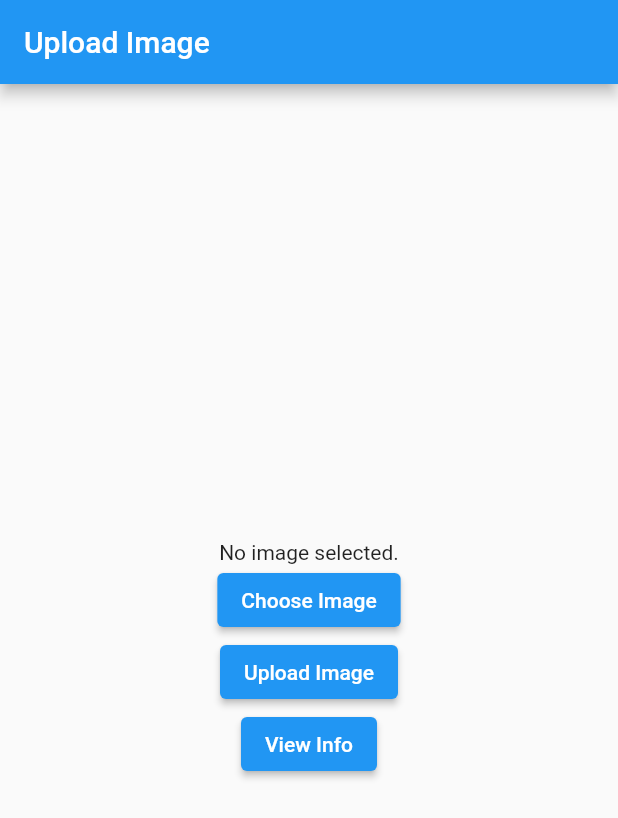
After one commit to ducbinhnguyennd/novaland, a Flutter app: the screen it shows after launch, after a tap on "Upload Image", on a phone screen of 412 x 824 dp. The commit adds this screen. Shown: the top 818 px of the screen. Run offline on Flutter 3.47's test engine with Material 2 defaults, Android fonts, the phone set to English and light mode, and no system bars; our stand-ins replace cached_network_image, carousel_slider, dio, flutter_secure_storage, fluttertoast, image_picker and 4 more; network calls fail; key blocks and very long unbroken strings in the code were emptied for the run.

Commit message:
update upload image

```diff
--- a/lib/main.dart
+++ b/lib/main.dart
@@ -8,6 +8,7 @@ import 'package:loginapp/main_screen.dart';
 import 'package:loginapp/routes.dart';
 import 'package:loginapp/screen_tk/taikhoan.dart';
 import 'package:loginapp/screens/splash_screen.dart';
+import 'package:loginapp/screens/test_upanh.dart';
 import 'package:shared_preferences/shared_preferences.dart';
 
 void main() async {
@@ -48,8 +49,8 @@ class MyApp extends StatelessWidget {
             }
             return false;
           },
-          child: SplashScreen(),
-          // child: TaikhoanScreen(),
+          // child: SplashScreen(),
+          child: UploadImageScreen(),
         ),
       ),
     );
--- /dev/null
+++ b/lib/screens/test_upanh.dart
@@ -0,0 +1,137 @@
+import 'dart:convert';
+import 'dart:io';
+import 'dart:typed_data';
+import 'package:flutter/material.dart';
+import 'package:dio/dio.dart';
+import 'package:image_picker/image_picker.dart';
+import 'package:loginapp/screens/hienthianh.dart';
+import 'package:image/image.dart' as img;
+
+class UploadImageScreen extends StatefulWidget {
+  @override
+  _UploadImageScreenState createState() => _UploadImageScreenState();
+}
+
+class _UploadImageScreenState extends State<UploadImageScreen> {
+  File? _imageFile;
+  final picker = ImagePicker();
+  final Dio _dio = Dio();
+
+  Future<void> _getImage() async {
+    final pickedFile = await picker.pickImage(source: ImageSource.gallery);
+
+    setState(() {
+      if (pickedFile != null) {
+        _imageFile = File(pickedFile.path);
+      }
+    });
+  }
+
+  Future<void> _uploadImage() async {
+    if (_imageFile == null) {
+      return;
+    }
+
+    // Giảm kích thước của ảnh trước khi chuyển đổi thành base64
+    Uint8List imageBytes = await _imageFile!.readAsBytes();
+    int quality = 1; // Điều chỉnh chất lượng ảnh theo ý muốn
+
+    // Sử dụng thư viện image để giảm kích thước ảnh
+    img.Image image = img.decodeImage(imageBytes)!;
+    List<int> compressedBytes = img.encodeJpg(image, quality: quality * 100);
+
+    Uint8List uint8List = Uint8List.fromList(compressedBytes);
+
+    // Sử dụng Uint8List trực tiếp
+    String base64Image = base64Encode(uint8List);
+
+    String uploadUrl =
+        'https://du-an-2023.vercel.app/postbaiviet/65646ca0d7a5053612d43992';
+
+    try {
+      var response = await _dio.post(
+        uploadUrl,
+        data: {'content': 'alo', 'image': base64Image},
+      );
+
+      if (response.statusCode == 200) {
+        // Handle the success case
+        print('Image uploaded successfully!');
+
+        // Hiển thị SnackBar sau khi upload thành công
+        ScaffoldMessenger.of(context).showSnackBar(
+          SnackBar(
+            content: Text('Image uploaded successfully!'),
+            duration: Duration(seconds: 2),
+          ),
+        );
+      } else {
+        // Handle the failure case
+        print('Failed to upload image. Status code: ${response.statusCode}');
+      }
+    } catch (e) {
+      // Handle the exception
+      print('Error uploading image: $e');
+    }
+  }
+
+  Future<void> _viewInfo() async {
+    if (_imageFile != null) {
+      Navigator.push(
+        context,
+        MaterialPageRoute(
+          builder: (context) => DisplayInfoScreen(),
+        ),
+      );
+    } else {
+      showDialog(
+        context: context,
+        builder: (context) {
+          return AlertDialog(
+            title: Text('No Image Selected'),
+            content: Text('Please choose an image before viewing info.'),
+            actions: <Widget>[
+              TextButton(
+                onPressed: () {
+                  Navigator.of(context).pop();
+                },
+                child: Text('OK'),
+              ),
+            ],
+          );
+        },
+      );
+    }
+  }
+
+  @override
+  Widget build(BuildContext context) {
+    return Scaffold(
+      appBar: AppBar(
+        title: Text('Upload Image'),
+      ),
+      body: Center(
+        child: Column(
+          mainAxisAlignment: MainAxisAlignment.center,
+          children: <Widget>[
+            _imageFile == null
+                ? Text('No image selected.')
+                : Image.file(_imageFile!),
+            ElevatedButton(
+              onPressed: _getImage,
+              child: Text('Choose Image'),
+            ),
+            ElevatedButton(
+              onPressed: _uploadImage,
+              child: Text('Upload Image'),
+            ),
+            ElevatedButton(
+              onPressed: _viewInfo,
+              child: Text('View Info'),
+            ),
+          ],
+        ),
+      ),
+    );
+  }
+}
--- a/pubspec.yaml
+++ b/pubspec.yaml
@@ -50,7 +50,7 @@ dependencies:
   provider: ^6.0.4
   like_button: ^2.0.5
   rename: ^3.0.1
-
+  image_picker: ^1.0.4
 dev_dependencies:
   flutter_test:
     sdk: flutter
```
Also changed, not shown: lib/model/bangtin_model.dart (+10 -5 lines), lib/screens/hienthianh.dart (added, +34 -0 lines), lib/widgets/item_to.dart (+5 -4 lines), lib/widgets/item_trangchu.dart (+18 -9 lines), pubspec.lock, 6 other files.
